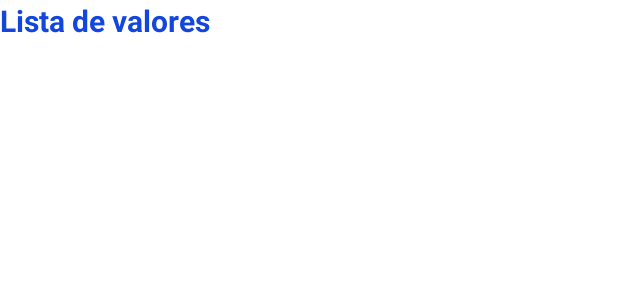
After one commit to clayaldas/App_003, an Android app: the layout activity_third.xml on its own in the app's theme, with its tools: preview values and no code run, on a phone screen of 412 x 824 dp. The commit adds this screen. Shown: the top 300 px of the screen. Run offline under Robolectric (Android 15) with nearby library versions, the phone set to English and light mode, and no system bars.

Commit message:
creado el tercer activity el el ListView

```diff
--- /dev/null
+++ b/app/src/main/res/layout/activity_third.xml
@@ -0,0 +1,31 @@
+<?xml version="1.0" encoding="utf-8"?>
+<LinearLayout xmlns:android="http://schemas.android.com/apk/res/android"
+    xmlns:app="http://schemas.android.com/apk/res-auto"
+    xmlns:tools="http://schemas.android.com/tools"
+    android:layout_width="match_parent"
+    android:layout_height="match_parent"
+    android:orientation="vertical"
+    tools:context=".ThirdActivity">
+
+    <TextView
+        android:layout_width="match_parent"
+        android:layout_height="wrap_content"
+        android:text="@string/textViewValueList_text"
+        android:id="@+id/textViewValueList"
+        android:textColor="#1246dc"
+        android:textSize="20dp"
+        android:textStyle="bold" />
+
+    <ScrollView
+        android:layout_width="match_parent"
+        android:layout_height="match_parent"
+        android:scrollbars="none"
+        android:fillViewport="true">
+
+        <ListView
+            android:id="@+id/listViewData"
+            android:layout_width="match_parent"
+            android:layout_height="match_parent" />
+    </ScrollView>
+
+</LinearLayout>
```
Also changed, not shown: app/src/main/AndroidManifest.xml (+7 -0 lines), app/src/main/java/fisei/uta/edu/ec/app_003/SecondActivity.java (+29 -0 lines), app/src/main/java/fisei/uta/edu/ec/app_003/ThirdActivity.java (added, +14 -0 lines), app/src/main/res/layout/activity_second.xml (+28 -0 lines), app/src/main/res/values/strings.xml (+10 -2 lines).
